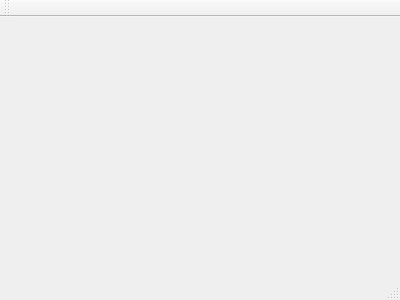
The window that testvideowidget/mainwindow.ui (Etersoft/vargus-viewer) describes before a commit, drawn with Qt 5.
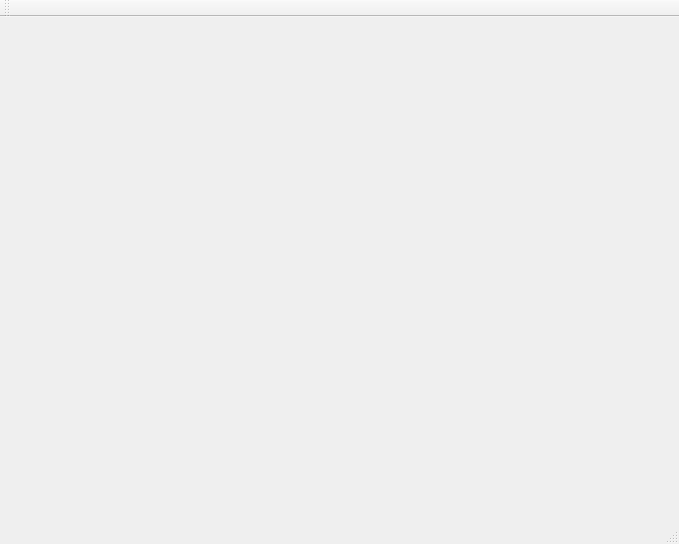
The same window after the commit.

Commit message: Make simple video widget.

Diff of the .ui file:
```diff
--- a/testvideowidget/mainwindow.ui
+++ b/testvideowidget/mainwindow.ui
@@ -1,24 +1,84 @@
 <ui version="4.0">
  <class>MainWindow</class>
- <widget class="QMainWindow" name="MainWindow" >
-  <property name="geometry" >
+ <widget class="QMainWindow" name="MainWindow">
+  <property name="geometry">
    <rect>
     <x>0</x>
     <y>0</y>
-    <width>400</width>
-    <height>300</height>
+    <width>679</width>
+    <height>544</height>
    </rect>
   </property>
   <property name="windowTitle" >
    <string>MainWindow</string>
   </property>
-  <widget class="QMenuBar" name="menuBar" />
-  <widget class="QToolBar" name="mainToolBar" />
-  <widget class="QWidget" name="centralWidget" />
-  <widget class="QStatusBar" name="statusBar" />
+  <widget class="QWidget" name="centralWidget">
+   <widget class="QWidget" name="gridLayoutWidget">
+    <property name="geometry">
+     <rect>
+      <x>30</x>
+      <y>20</y>
+      <width>291</width>
+      <height>211</height>
+     </rect>
+    </property>
+    <layout class="QGridLayout" name="gridLayout"/>
+   </widget>
+   <widget class="QWidget" name="gridLayoutWidget_2">
+    <property name="geometry">
+     <rect>
+      <x>340</x>
+      <y>20</y>
+      <width>291</width>
+      <height>211</height>
+     </rect>
+    </property>
+    <layout class="QGridLayout" name="gridLayout_2"/>
+   </widget>
+   <widget class="QWidget" name="gridLayoutWidget_3">
+    <property name="geometry">
+     <rect>
+      <x>30</x>
+      <y>250</y>
+      <width>291</width>
+      <height>211</height>
+     </rect>
+    </property>
+    <layout class="QGridLayout" name="gridLayout_3"/>
+   </widget>
+   <widget class="QWidget" name="gridLayoutWidget_4">
+    <property name="geometry">
+     <rect>
+      <x>340</x>
+      <y>250</y>
+      <width>291</width>
+      <height>211</height>
+     </rect>
+    </property>
+    <layout class="QGridLayout" name="gridLayout_4"/>
+   </widget>
+  </widget>
+  <widget class="QMenuBar" name="menuBar">
+   <property name="geometry">
+    <rect>
+     <x>0</x>
+     <y>0</y>
+     <width>679</width>
+     <height>19</height>
+    </rect>
+   </property>
+  </widget>
+  <widget class="QToolBar" name="mainToolBar">
+   <attribute name="toolBarArea">
+    <enum>TopToolBarArea</enum>
+   </attribute>
+   <attribute name="toolBarBreak">
+    <bool>false</bool>
+   </attribute>
+  </widget>
+  <widget class="QStatusBar" name="statusBar"/>
  </widget>
- <layoutDefault spacing="6" margin="11" />
- <pixmapfunction></pixmapfunction>
+ <layoutdefault spacing="6" margin="11"/>
  <resources/>
  <connections/>
 </ui>
```
Left out of the diff: 3 changed lines with no effect on the pictures. The commit also changes 5 other files.
